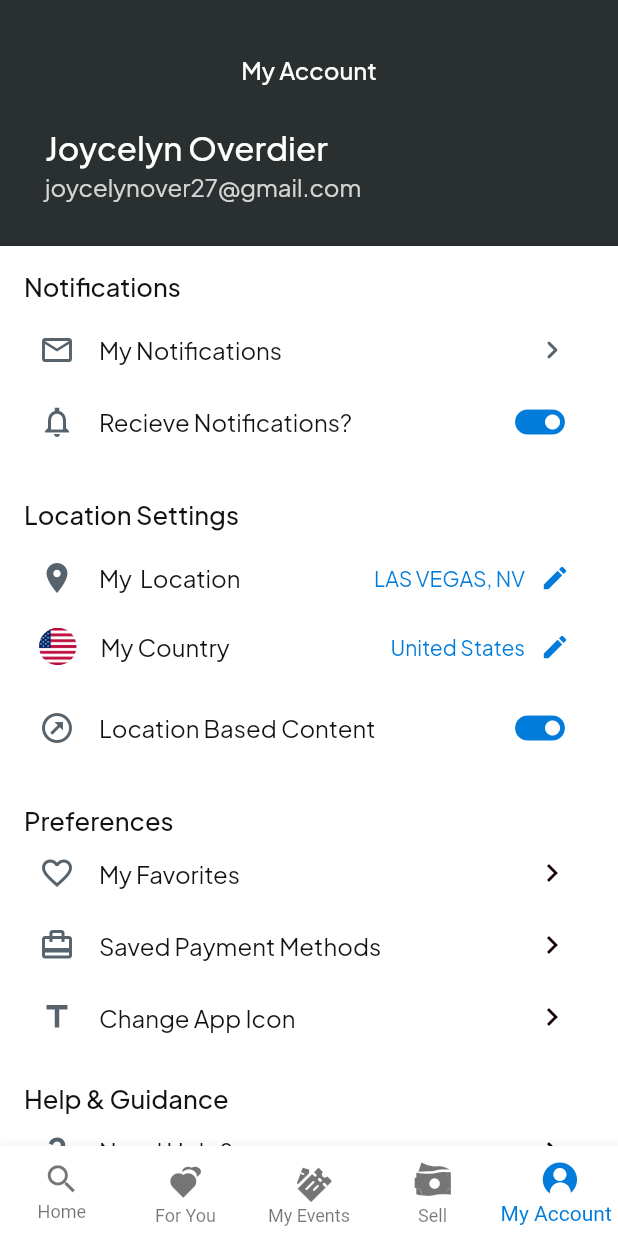
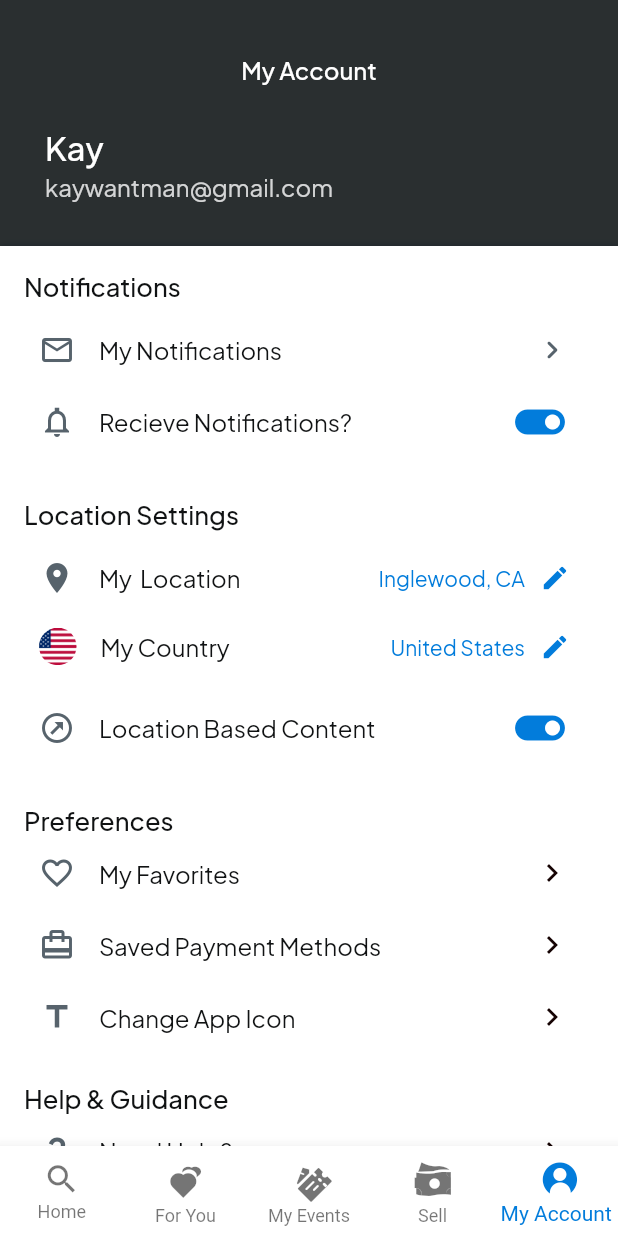
Before and after one commit to ezrabraham/tkm3.2, a Flutter app: the screen it shows after launch, item 5 of the bottom bar chosen, on a phone screen of 412 x 824 dp. Run offline on Flutter 3.47's test engine with Material 3 defaults, Android fonts, the phone set to English and light mode, and no system bars; our stand-ins replace auto_size_text, cached_network_image, easy_debounce, equatable, flutter_animate, font_awesome_flutter and 7 more; missing offline and left inert: json_path, mapbox_search, mime_type; accounts and stored records are empty; network calls fail.

Commit message:
Add BTS Los Angeles 3-ticket event (SoFi, SEC 126, Kay)
Made-with: Cursor

```diff
--- a/lib/app_constants.dart
+++ b/lib/app_constants.dart
@@ -1,35 +1,35 @@
 
 abstract class FFAppConstants {
   static const int numberOfTickets = 3;
-  static const String sec = '135';
-  static const String row = 'D';
+  static const String sec = '126';
+  static const String row = '19';
   static const int tick1 = 12;
   static const int tick2 = 13;
   static const int tick3 = 14;
   static const int tick4 = 14;
-  static const String eventName = "BTS WORLD TOUR 'ARIRANG' IN LAS VEGAS";
+  static const String eventName = "BTS WORLD TOUR 'ARIRANG' IN LOS ANGELES";
   static const String eventNameLine1 = "BTS WORLD TOUR 'ARIRANG'";
-  static const String eventNameLine2 = 'IN LAS VEGAS';
-  static const String eventVenue = 'Allegiant Stadium';
+  static const String eventNameLine2 = 'IN LOS ANGELES';
+  static const String eventVenue = 'SoFi Stadium';
   static const String eventSchedule = 'Sat, Apr 25, 2026, 8:00 PM';
-  static const String eventVenue2 = 'Allegiant Stadium, Las Vegas, NV';
+  static const String eventVenue2 = 'SoFi Stadium, Inglewood, CA';
   static const String eventPicture = 'assets/images/BTS-01.png';
   static const String topBar = 'ARMY MEMBERSHIP PRESALE';
   static const String innerDetails =
-      'Sat, Apr 25, 2026, 8:00 PM -  Allegiant Stadium, Las Vegas, NV';
+      'Sat, Apr 25, 2026, 8:00 PM -  SoFi Stadium, Inglewood, CA';
   static const String seatTag = 'Mobile';
-  static const String eventname2 = "BTS WORLD TOUR 'ARIRANG' IN LAS VEGAS";
+  static const String eventname2 = "BTS WORLD TOUR 'ARIRANG' IN LOS ANGELES";
   static const String seat1 = '-';
   static const bool isGeneralAdmission = false;
 
   /// Profile defaults for this event
-  static const String profileName = 'Joycelyn Overdier';
-  static const String profileEmail = 'joycelynover27@gmail.com';
+  static const String profileName = 'Kay';
+  static const String profileEmail = 'kaywantman@gmail.com';
 
   ///
   ///
   ///
-  static const String eventName3 = "BTS WORLD TOUR 'ARIRANG' IN LAS VEGAS";
-  static const String locateDate = 'LAS VEGAS, NV\nSat, Apr 25, 2026, 8:00 PM';
-  static const String location = 'LAS VEGAS, NV';
+  static const String eventName3 = "BTS WORLD TOUR 'ARIRANG' IN LOS ANGELES";
+  static const String locateDate = 'Inglewood, CA\nSat, Apr 25, 2026, 8:00 PM';
+  static const String location = 'Inglewood, CA';
 }
```
